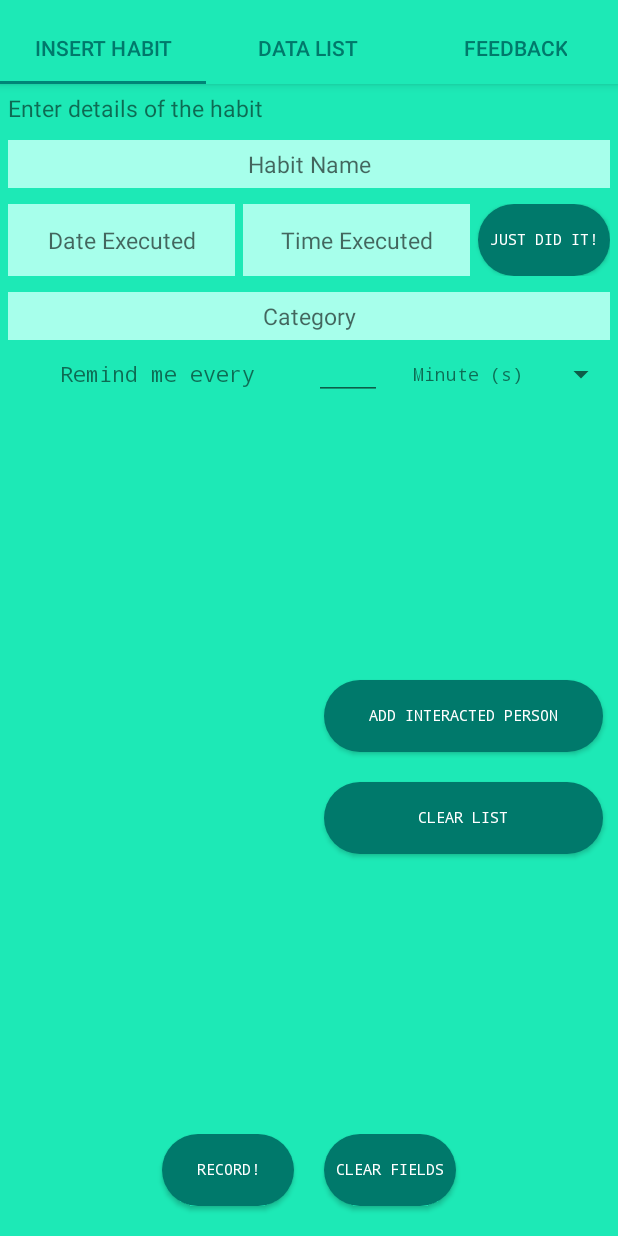
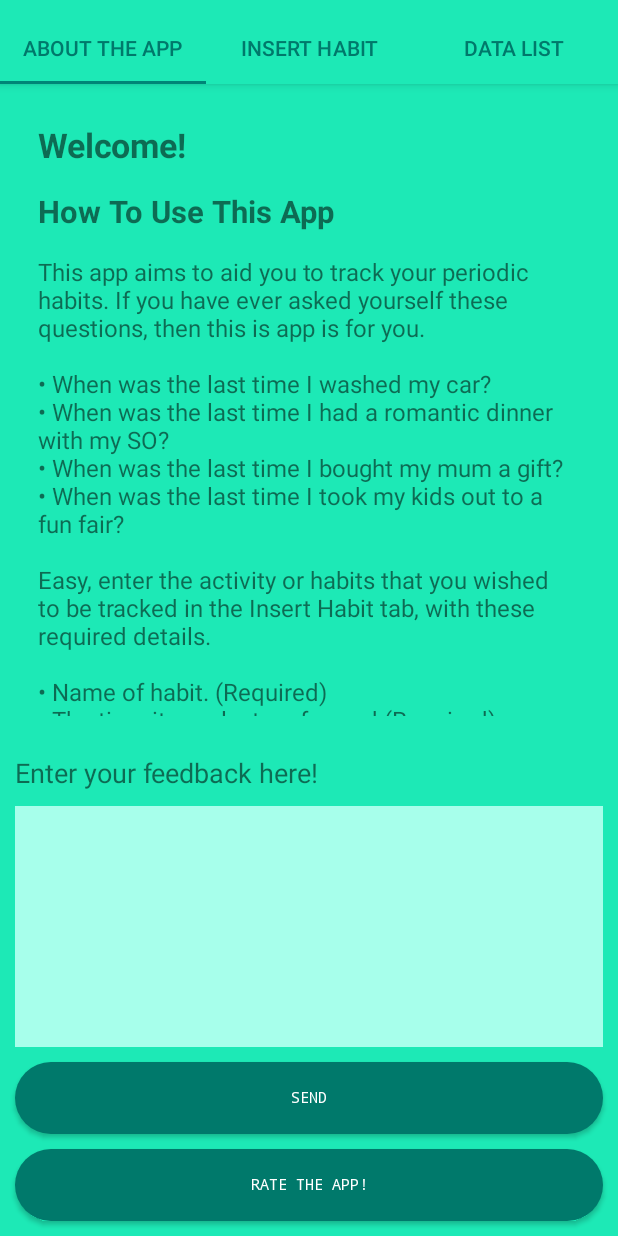
Before and after one commit to aimanuslim/Habit-Tracker, an Android app: the screen it shows after launch (TabbedActivity), on a phone screen of 412 x 824 dp. Run offline under Robolectric (Android 15) with nearby library versions, the phone set to English and light mode, and no system bars; our stand-ins replace AdMob, Firebase (no records; nobody signed in at launch, a user with empty details on screens opened directly).

Commit message:
fixed most bugs, need to refactor and do video of how to use

```diff
--- a/app/src/main/java/com/theunheard/saigono/FeedbackSettingsFragment.java
+++ b/app/src/main/java/com/theunheard/saigono/AboutFragment.java
@@ -6,28 +6,31 @@ import android.net.Uri;
 import android.os.Bundle;
 import android.support.annotation.Nullable;
 import android.support.v4.app.Fragment;
+import android.text.Html;
+import android.text.method.ScrollingMovementMethod;
 import android.view.LayoutInflater;
 import android.view.View;
 import android.view.ViewGroup;
 import android.widget.Button;
 import android.widget.EditText;
+import android.widget.TextView;
 import android.widget.Toast;
 
 import com.google.android.gms.ads.AdRequest;
 import com.google.android.gms.ads.AdView;
 
 
-public class FeedbackSettingsFragment extends Fragment implements FragmentInterface {
+public class AboutFragment extends Fragment implements FragmentInterface {
 
 
     private Button sendFeedbackButton;
     private Button rateButton;
     private EditText feedbackEditText;
     private AdView adView;
+    private TextView aboutTextView;
 
 
-
-    public FeedbackSettingsFragment() {
+    public AboutFragment() {
         // Required empty public constructor
     }
 
@@ -46,7 +49,7 @@ public class FeedbackSettingsFragment extends Fragment implements FragmentInterf
     public View onCreateView(LayoutInflater inflater, ViewGroup container,
                              Bundle savedInstanceState) {
         // Inflate the layout for this fragment
-        return inflater.inflate(R.layout.fragment_feedback_settings, container, false);
+        return inflater.inflate(R.layout.fragment_about_app, container, false);
     }
 
     @Override
@@ -57,15 +60,25 @@ public class FeedbackSettingsFragment extends Fragment implements FragmentInterf
         sendFeedbackButton = (Button) getView().findViewById(R.id.sendFeedbackButton);
         feedbackEditText = (EditText) getView().findViewById(R.id.feedbackEditText);
         rateButton = (Button) getView().findViewById(R.id.rateButton);
+        aboutTextView = (TextView) getView().findViewById(R.id.aboutTextView);
+
 
         adView = (AdView) getView().findViewById(R.id.adViewFeedbackSection);
         AdRequest adRequest = new AdRequest.Builder()
                 .build();
         adView.loadAd(adRequest);
 
+
+
+        setupAboutTextView();
         setupSendFeedbackButton();
         setupRateButton();
 
+    }
+
+    private void setupAboutTextView() {
+        aboutTextView.setText(Html.fromHtml(getString(R.string.about_text, Html.FROM_HTML_MODE_COMPACT)));
+        aboutTextView.setMovementMethod(new ScrollingMovementMethod());
     }
 
     private boolean startRateActivity(Intent aIntent) {
@@ -111,7 +124,7 @@ public class FeedbackSettingsFragment extends Fragment implements FragmentInterf
             public void onClick(View view) {
                 Intent Email = new Intent(Intent.ACTION_SEND);
                 Email.setType("message/rfc822");
-                Email.putExtra(Intent.EXTRA_EMAIL, new String[] { "aimanuslim@gmail.com" });
+                Email.putExtra(Intent.EXTRA_EMAIL, new String[] { "theunheardbiz@gmail.com" });
                 Email.putExtra(Intent.EXTRA_SUBJECT, "SaigoNo Feedback");
                 Email.putExtra(Intent.EXTRA_TEXT, feedbackEditText.getText());
                 startActivity(Intent.createChooser(Email, "Send Feedback:"));
--- a/app/src/main/java/com/theunheard/saigono/DBHandler.java
+++ b/app/src/main/java/com/theunheard/saigono/DBHandler.java
@@ -445,6 +445,7 @@ public class DBHandler extends SQLiteOpenHelper {
         cv.put(COL_DATELP, habit.getDateLastPerformed().getTime());
         cv.put(COL_PERIOD, habit.getReminderPerPeriodLengthMode());
         cv.put(COL_MULTIPLIER, habit.getReminderPeriodMultiplier());
+        cv.put(COL_ALARMID, habit.getAlarmId());
 
 
 
--- a/app/src/main/java/com/theunheard/saigono/Habit.java
+++ b/app/src/main/java/com/theunheard/saigono/Habit.java
@@ -43,6 +43,7 @@ public class Habit {
     public final static int PERIOD_WEEK = 3;
     public final static int PERIOD_MONTH = 4;
     public final static int PERIOD_YEAR = 5;
+    public final static int NO_INT_VALUE = -1;
 
 
     public Habit() {
@@ -64,11 +65,12 @@ public class Habit {
         this.ownerUid = ownerUid;
         this.category = null;
         this.frequencyPerformed = 0;
-
+        this.reminderPeriodMultiplier = null;
         this.personsInteracted = null;
         // TODO: this down here may not be needed
         this.nextReminderTime = null;
         this.reminderPerPeriodLengthMode = null;
+        this.alarmId = NO_INT_VALUE;
 
     }
 
--- a/app/src/main/java/com/theunheard/saigono/PagerAdapter.java
+++ b/app/src/main/java/com/theunheard/saigono/PagerAdapter.java
@@ -24,14 +24,14 @@ public class PagerAdapter extends FragmentStatePagerAdapter {
 
         switch (position) {
             case 0:
+                AboutFragment aboutFragment = new AboutFragment();
+                return aboutFragment;
+            case 1:
                 InsertDataFragment insertDataFragment = new InsertDataFragment();
                 return insertDataFragment;
-            case 1:
+            case 2:
                 DataListFragment dataListFragment = new DataListFragment();
                 return dataListFragment;
-            case 2:
-                FeedbackSettingsFragment feedbackSettingsFragment = new FeedbackSettingsFragment();
-                return feedbackSettingsFragment;
             default:
                 return null;
         }
--- a/app/src/main/java/com/theunheard/saigono/TabbedActivity.java
+++ b/app/src/main/java/com/theunheard/saigono/TabbedActivity.java
@@ -32,9 +32,10 @@ public class TabbedActivity extends AppCompatActivity {
 
 
         TabLayout tabLayout = (TabLayout) findViewById(R.id.tabs);
+        tabLayout.addTab(tabLayout.newTab().setText("About The App"));
         tabLayout.addTab(tabLayout.newTab().setText(R.string.insert_data_tab_text));
         tabLayout.addTab(tabLayout.newTab().setText(R.string.data_list_tab_text));
-        tabLayout.addTab(tabLayout.newTab().setText("Feedback"));
+
         tabLayout.setTabGravity(TabLayout.GRAVITY_FILL);
 
         final ViewPager viewPager = (ViewPager) findViewById(R.id.container);
--- a/app/src/main/res/layout/fragment_feedback_settings.xml
+++ b/app/src/main/res/layout/fragment_about_app.xml
@@ -4,21 +4,38 @@
     android:layout_height="match_parent"
     xmlns:ads="http://schemas.android.com/apk/res-auto"
     android:orientation="vertical"
-    tools:context="com.theunheard.saigono.FeedbackSettingsFragment">
+    tools:context="com.theunheard.saigono.AboutFragment"
+    android:focusable="true" android:focusableInTouchMode="true"
+    >
+
+    <TextView
+        android:id="@+id/aboutTextView"
+        android:layout_width="match_parent"
+        android:layout_height="0dp"
+        android:layout_marginLeft="10dp"
+        android:layout_marginRight="10dp"
+        android:layout_marginTop="10dp"
+        android:padding="15dp"
+        android:layout_weight="0.8"
+        android:scrollbars="vertical"
+        android:textSize="@dimen/general_text"
+
+        android:textAlignment="textStart"
+     />
 
     <TextView
         android:id="@+id/feedbackLabel"
         android:layout_width="match_parent"
         android:layout_height="wrap_content"
         android:layout_margin="10dp"
-        android:text="Anything, really!"
+        android:text="Enter your feedback here!"
         android:textSize="18sp" />
 
     <EditText
         android:id="@+id/feedbackEditText"
         android:layout_width="match_parent"
         android:layout_height="0dp"
-        android:layout_weight="1"
+        android:layout_weight="0.3"
         android:layout_marginRight="10dp"
         android:layout_marginLeft="10dp"
         android:background="@color/colorGreenSuperLight"
@@ -61,7 +78,7 @@
         android:id="@+id/adViewFeedbackSection"
         android:layout_width="match_parent"
         android:layout_height="wrap_content"
-        ads:adSize="LARGE_BANNER"
+        ads:adSize="SMART_BANNER"
         ads:adUnitId="@string/banner_ad_footer"
         />
 
--- a/app/src/main/res/layout/fragment_insert_data.xml
+++ b/app/src/main/res/layout/fragment_insert_data.xml
@@ -94,9 +94,11 @@
                     android:ems="5"
                     android:fontFamily="monospace"
 
+                    android:padding="@dimen/button_padding"
+                    android:textSize="@dimen/button_text"
                     android:text="Just did it!"
                     android:textColor="#FFFFFFFF"
-                    android:textSize="10sp" />
+                     />
 
             </LinearLayout>
 
@@ -130,6 +132,7 @@
 
                     android:gravity="center_vertical"
                     android:text="Remind me every"
+                    android:textSize="@dimen/general_text"
                     android:textAlignment="center" />
 
                 <EditText
@@ -188,7 +191,8 @@
                         android:text="Add Interacted Person"
                         android:textColor="#FFFFFFFF"
 
-                        android:textSize="10sp"
+                        android:padding="@dimen/button_padding"
+                        android:textSize="@dimen/button_text"
                         android:visibility="visible"
 
                         />
@@ -206,7 +210,8 @@
                         android:text="Clear List"
                         android:textColor="#FFFFFFFF"
 
-                        android:textSize="10sp"
+                        android:padding="@dimen/button_padding"
+                        android:textSize="@dimen/button_text"
                         android:visibility="visible"
 
                         />
@@ -238,7 +243,8 @@
                     android:text="Record!"
                     android:textColor="#FFFFFFFF"
 
-                    android:textSize="10sp" />
+                    android:padding="@dimen/button_padding"
+                    android:textSize="@dimen/button_text" />
 
                 <Button
 
@@ -256,7 +262,8 @@
                     android:text="Clear Fields"
                     android:textColor="#FFFFFFFF"
 
-                    android:textSize="10sp" />
+                    android:padding="@dimen/button_padding"
+                    android:textSize="@dimen/button_text" />
             </LinearLayout>
             <com.google.android.gms.ads.AdView
                 android:id="@+id/adViewInsertData"
--- a/app/src/main/res/layout/hk_spinner_item.xml
+++ b/app/src/main/res/layout/hk_spinner_item.xml
@@ -7,5 +7,5 @@
     android:fontFamily="monospace"
     android:text="TextView"
     android:textAlignment="center"
-    android:textSize="12sp"
+    android:textSize="@dimen/general_text"
     android:typeface="sans" />
--- a/app/src/main/res/layout/hk_spinner_unclicked_textview.xml
+++ b/app/src/main/res/layout/hk_spinner_unclicked_textview.xml
@@ -7,5 +7,5 @@
     android:fontFamily="monospace"
     android:text="TextView"
     android:textAlignment="center"
-    android:textSize="12sp"
+    android:textSize="@dimen/general_text"
     android:typeface="sans" />
--- a/app/src/main/res/layout/sort_mode_item.xml
+++ b/app/src/main/res/layout/sort_mode_item.xml
@@ -7,4 +7,4 @@
     android:fontFamily="monospace"
     android:text="TextView"
     android:textAlignment="center"
-    android:textSize="14sp" />
+    android:textSize="@dimen/general_text" />
--- a/app/src/main/res/values/dimens.xml
+++ b/app/src/main/res/values/dimens.xml
@@ -4,4 +4,7 @@
     <dimen name="activity_vertical_margin">4dp</dimen>
     <dimen name="fab_margin">16dp</dimen>
     <dimen name="appbar_padding_top">8dp</dimen>
+    <dimen name="general_text">16sp</dimen>
+    <dimen name="button_text">11sp</dimen>
+    <dimen name="button_padding">10dp</dimen>
 </resources>
--- a/app/src/main/res/values/strings.xml
+++ b/app/src/main/res/values/strings.xml
@@ -1,5 +1,5 @@
 <resources>
-    <string name="app_name">SaigoNo</string>
+    <string name="app_name">Habit Tracker</string>
     <string name="title_activity_login">Sign in</string>
 
     <!-- Strings related to login -->
@@ -54,4 +54,35 @@
 
     <string name="banner_ad_footer">ca-app-pub-6696048212000730/7608980807</string>
 
+    <string name="about_text">
+        <![CDATA[
+        <h2><strong>Welcome!</strong>
+</h2>
+<h3><strong>How To Use This App</strong>
+</h3>
+<p>This app aims to aid you to track your periodic habits. If you have ever asked yourself these questions, then this is app is for you.&nbsp;
+</p>
+&#8226; When was the last time I washed my car?<br/>
+&#8226; When was the last time I had a romantic dinner with my SO?<br/>
+&#8226; When was the last time I bought my mum a gift?<br/>
+&#8226; When was the last time I took my kids out to a fun fair?<br/>
+<br/>
+<p>Easy, enter the activity or habits that you wished to be tracked in the Insert Habit tab, with these required details.
+</p>
+&#8226; Name of habit. (Required)<br/>
+&#8226; The time it was last performed (Required)<br/>
+&#8226; The habit&#39;s category.<br/>
+&#8226; The frequency of reminder for this habit.<br/>
+&#8226; The persons you interacted with while doing with this habit (to keep your relationships alive!)<br/>
+<p>The video of the rest of the features is available here:
+</p>
+<p>I welcome any feedbacks for the app. Email theunheardbiz@gmail.com if you have any! Also don&#39;t forget to rate us in the store!
+</p>
+<p>
+<br />
+Thank you!
+</p>
+        ]]>
+     </string>
+
 </resources>
```
Also changed, not shown: app/src/main/java/com/theunheard/saigono/DataListFragment.java (+22 -6 lines), app/src/main/res/layout/fragment_data_list.xml (+5 -2 lines), app/src/main/res/layout/fragment_edit_habit_fragment_dialog.xml (+10 -4 lines), app/src/main/res/layout/person_item.xml (+8 -2 lines).
